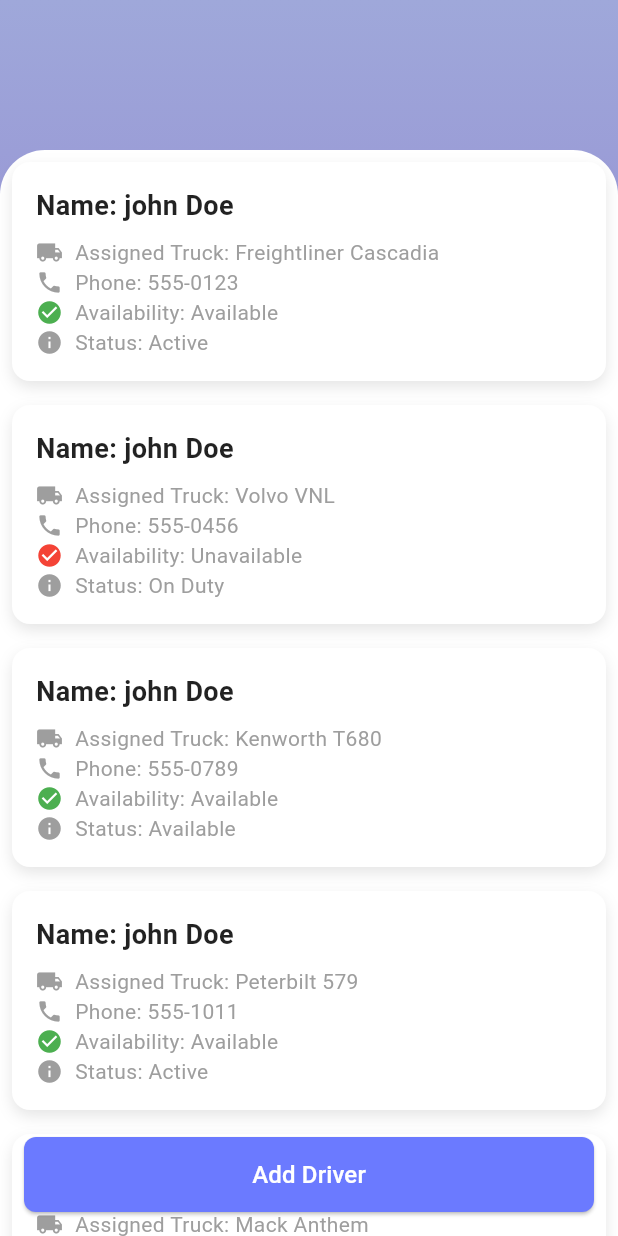
After one commit to kimemia21/qiu, a Flutter app: the Drivers screen opened directly, on a phone screen of 412 x 824 dp. The commit adds this screen. Run offline on Flutter 3.47's test engine with Material 3 defaults, Android fonts, the phone set to English and light mode, and no system bars; our stand-ins replace flutter_svg, get, google_fonts, persistent_bottom_nav_bar.

Commit message:
Done with drivers

```diff
--- a/lib/Models/DriverModel.dart
+++ b/lib/Models/DriverModel.dart
@@ -1,29 +1,33 @@
-class Drivermodel {
+// "mems"
+
+class drivermodel {
   final dynamic truck;
   final dynamic phone;
   final dynamic avaiable;
   final dynamic status;
+  final String name;
 
-  Drivermodel({
+  drivermodel({
     required this.truck,
     required this.phone,
     required this.avaiable,
     required this.status,
+    required  this.name
   });
 
-  factory Drivermodel.fromJson(Map<String, dynamic> json) {
+  factory drivermodel.fromJson(Map<String, dynamic> json) {
     json.forEach((key, value) {
       if (value == null) {
         print('The value for $key is null');
       }
     });
 
-
-    return Drivermodel(
+    return drivermodel(
       truck: json["truck"],
       phone: json["phone"],
       avaiable: json["avaiable"],
       status: json["status"],
+      name: json["name"]
     );
   }
 }
--- a/lib/views/widgets/Orders/orders.dart
+++ b/lib/views/widgets/Orders/orders.dart
@@ -11,11 +11,8 @@ class Orders extends StatefulWidget {
 }
 
 class _OrdersState extends State<Orders> {
-
-
   @override
   void initState() {
-
     super.initState();
   }
 
@@ -71,27 +68,23 @@ class _OrdersState extends State<Orders> {
                       return Center(child: CircularProgressIndicator());
                     } else if (snapshot.hasError) {
                       return Center(
-                            child: Text(
-                                'Error: ${snapshot.error}')); // Show error if any
+                          child: Text('Error: ${snapshot.error}')); // Show error if any
                     } else if (!snapshot.hasData || snapshot.data!.isEmpty) {
-                        return Center(
-                            child: Text(
-                                'No Orders Available')); // Show message if no data
+                      return Center(child: Text('No Orders Available')); // Show message if no data
                     }
 
-                      return  Container(
-                        height: 500,
-                        child: ListView.builder(
+                    return ListView.builder(
+                      physics: NeverScrollableScrollPhysics(), // Prevent scrolling within the ListView itself
+                      shrinkWrap: true, // Ensure the ListView only takes up as much space as needed
                       itemCount: snapshot.data!.length,
                       itemBuilder: (BuildContext context, int index) {
                         final order = snapshot.data![index];
-
-                            return OrderStatusWidget(model: order);
+                        return OrderStatusWidget(model: order); // Custom widget
+                      },
+                    );
                   },
                 ),
-                      );
-                    },
-                  )),
+              ),
             ),
           ),
         ],
--- /dev/null
+++ b/lib/views/widgets/drivers/drivers.dart
@@ -0,0 +1,119 @@
+import 'package:application/Models/DriverModel.dart';
+import 'package:application/views/widgets/globals.dart';
+import 'package:application/views/widgets/request/Req.dart';
+import 'package:flutter/material.dart';
+
+class Drivers extends StatefulWidget {
+  const Drivers({super.key});
+
+  @override
+  State<Drivers> createState() => _DriversState();
+}
+
+class _DriversState extends State<Drivers> {
+  @override
+  void initState() {
+    super.initState();
+  }
+
+  @override
+  Widget build(BuildContext context) {
+    return Scaffold(
+      body: Stack(
+        children: [
+          // Background gradient container
+          Container(
+            height: MediaQuery.of(context).size.height,
+            decoration: BoxDecoration(
+              gradient: LinearGradient(
+                begin: Alignment.topCenter,
+                end: Alignment.bottomCenter,
+                colors: [
+                  Color(0xFF9FA8DA),
+                  Color(0xFF7E57C2),
+                ],
+              ),
+            ),
+          ),
+
+          Positioned(
+            top: 100,
+            left: 0,
+            right: 0,
+            bottom: 0,
+            child: Container(
+              decoration: BoxDecoration(
+                color: Colors.white,
+                borderRadius: BorderRadius.only(
+                  topLeft: Radius.circular(30),
+                  topRight: Radius.circular(30),
+                ),
+              ),
+              child: SingleChildScrollView(
+                child: Column(
+                  children: [
+                    FutureBuilder<List<drivermodel>>(
+                      future: AppRequest.fetchDrivers(),
+                      builder: (BuildContext context,
+                          AsyncSnapshot<List<drivermodel>> snapshot) {
+                        if (snapshot.connectionState == ConnectionState.waiting) {
+                          return Center(child: CircularProgressIndicator());
+                        } else if (snapshot.hasError) {
+                          return Center(
+                              child: Text('Error: ${snapshot.error}'));
+                        } else if (!snapshot.hasData || snapshot.data!.isEmpty) {
+                          return Center(child: Text('No Drivers Available'));
+                        }
+
+                        return ListView.builder(
+                          physics: NeverScrollableScrollPhysics(), // Prevents scrolling
+                          shrinkWrap: true,
+                          itemCount: snapshot.data!.length,
+                          itemBuilder: (BuildContext context, int index) {
+                            final driver = snapshot.data![index];
+                            return DriverCard(model: driver);
+                          },
+                        );
+                      },
+                    ),
+                    const SizedBox(height: 12), // Space between content
+                  ],
+                ),
+              ),
+            ),
+          ),
+
+          // Fixed Add Driver Button
+          Positioned(
+            left: 16,
+            right: 16,
+            bottom: 16,
+            child: SizedBox(
+              width: double.infinity,
+              height: 50,
+              child: ElevatedButton(
+                onPressed: () {
+                  // Add your button action here
+                },
+                style: ElevatedButton.styleFrom(
+                  backgroundColor: const Color(0xFF6B7AFF),
+                  shape: RoundedRectangleBorder(
+                    borderRadius: BorderRadius.circular(8),
+                  ),
+                ),
+                child: const Text(
+                  'Add Driver',
+                  style: TextStyle(
+                    color: Colors.white,
+                    fontSize: 16,
+                    fontWeight: FontWeight.w500,
+                  ),
+                ),
+              ),
+            ),
+          ),
+        ],
+      ),
+    );
+  }
+}
--- a/lib/views/widgets/globals.dart
+++ b/lib/views/widgets/globals.dart
@@ -1,3 +1,4 @@
+import 'package:application/Models/DriverModel.dart';
 import 'package:application/Models/OrderModel.dart';
 import 'package:flutter/material.dart';
 import 'package:google_fonts/google_fonts.dart';
@@ -424,6 +425,87 @@ class OrderStatusWidget extends StatelessWidget {
 
 
 
+class DriverCard extends StatelessWidget {
+  final drivermodel model;
+
+  const DriverCard({
+    super.key,
+    required this.model,
+  });
+
+  @override
+  Widget build(BuildContext context) {
+    return Container(
+      margin: const EdgeInsets.all(8),
+      padding: const EdgeInsets.all(16),
+      decoration: BoxDecoration(
+        color: Colors.white,
+        borderRadius: BorderRadius.circular(12),
+        boxShadow: [
+          BoxShadow(
+            color: Colors.black.withOpacity(0.1),
+            blurRadius: 8,
+            offset: const Offset(0, 4),
+          ),
+        ],
+      ),
+      child: Column(
+        crossAxisAlignment: CrossAxisAlignment.start,
+        children: [
+          // Name
+          Text(
+            'Name: ${model.name}',
+            style: const TextStyle(
+              fontSize: 18,
+              fontWeight: FontWeight.bold,
+              color: Colors.black87,
+            ),
+          ),
+          const SizedBox(height: 8),
+
+          // Assigned Truck
+          _buildInfoRow(Icons.local_shipping, 'Assigned Truck: ${model.truck}'),
+
+          // Phone
+          _buildInfoRow(Icons.phone, 'Phone: ${model.phone}'),
+
+          // Availability
+          _buildInfoRow(
+            Icons.check_circle,
+            'Availability: ${model.avaiable? "Available" : "Unavailable"}',
+            color: model.avaiable ? Colors.green : Colors.red,
+          ),
+
+          // Status
+          _buildInfoRow(Icons.info, 'Status: ${model.status}'),
+        ],
+      ),
+    );
+  }
+
+  Widget _buildInfoRow(IconData icon, String text, {Color? color}) {
+    return Row(
+      children: [
+        Icon(
+          icon,
+          color: color ?? Colors.grey,
+          size: 18,
+        ),
+        const SizedBox(width: 8),
+        Expanded(
+          child: Text(
+            text,
+            style: const TextStyle(
+              color: Colors.grey,
+              fontSize: 14,
+            ),
+          ),
+        ),
+      ],
+    );
+  }
+}
+
 List<Map<String, dynamic>> dummyData = [
   {
     "status": "FULFILLED", // Changed from "delivered"
@@ -461,3 +543,45 @@ List<Map<String, dynamic>> dummyData = [
     "price": 300.00
   }
 ];
+
+List driversDummy = [
+  {
+    "truck": "Freightliner Cascadia",
+    "phone": "555-0123",
+    "avaiable": true,
+    "status": "Active",
+    "name":"john Doe",
+  },
+  {
+    "truck": "Volvo VNL",
+    "phone": "555-0456",
+    "avaiable": false,
+    "status": "On Duty",
+
+    "name":"john Doe",
+  },
+  {
+    "truck": "Kenworth T680",
+    "phone": "555-0789",
+    "avaiable": true,
+    "status": "Available",
+
+    "name":"john Doe",
+  },
+  {
+    "truck": "Peterbilt 579",
+    "phone": "555-1011",
+    "avaiable": true,
+    "status": "Active",
+
+    "name":"john Doe",
+  },
+  {
+    "truck": "Mack Anthem",
+    "phone": "555-1213",
+    "avaiable": false,
+    "status": "Under Maintenance",
+
+    "name":"john Doe",
+  }
+];
--- a/lib/views/widgets/homepage/HomePage.dart
+++ b/lib/views/widgets/homepage/HomePage.dart
@@ -1,5 +1,8 @@
+import 'package:application/views/widgets/Orders/orders.dart';
+import 'package:application/views/widgets/drivers/drivers.dart';
 import 'package:application/views/widgets/globals.dart';
 import 'package:flutter/material.dart';
+import 'package:persistent_bottom_nav_bar/persistent_bottom_nav_bar.dart';
 
 class Homepage extends StatefulWidget {
   const Homepage({super.key});
@@ -83,7 +86,8 @@ class _HomepageState extends State<Homepage> {
 
           // Scrollable content
           Positioned(
-            top: 250, // Should match the white container's top position + some padding
+            top:
+                250, // Should match the white container's top position + some padding
             left: 0,
             right: 0,
             bottom: 0,
@@ -115,7 +119,8 @@ class _HomepageState extends State<Homepage> {
                       width: MediaQuery.of(context).size.width * 0.95,
                       decoration: BoxDecoration(
                         color: Colors.blue[100],
-                        borderRadius: BorderRadiusDirectional.all(Radius.circular(20)),
+                        borderRadius:
+                            BorderRadiusDirectional.all(Radius.circular(20)),
                       ),
                       child: ListTile(
                         leading: Icon(Icons.details_outlined),
@@ -145,7 +150,10 @@ class _HomepageState extends State<Homepage> {
                       text: 'Manage My Orders',
                       icon: Icons.list_alt_outlined,
                       onPressed: () {
-                        // Handle navigation to manage orders
+                          PersistentNavBarNavigator.pushNewScreen(
+                          withNavBar: true,
+                          context,
+                            screen: Orders());
                       },
                       iconColor: Theme.of(context).primaryColor,
                     ),
@@ -163,6 +171,10 @@ class _HomepageState extends State<Homepage> {
                       text: 'My Drivers',
                       icon: Icons.person_outline,
                       onPressed: () {
+                        PersistentNavBarNavigator.pushNewScreen(
+                          withNavBar: true,
+                          context,
+                            screen: Drivers());
                         // Handle navigation to My Drivers
                       },
                       iconColor: Theme.of(context).primaryColor,
--- a/lib/views/widgets/request/Req.dart
+++ b/lib/views/widgets/request/Req.dart
@@ -1,3 +1,7 @@
+
+// import 'package:application/Models/DriverModel.dart';
+// import 'package:application/Models/Drivermodel.dart';
+import 'package:application/Models/DriverModel.dart';
 import 'package:application/Models/OrderModel.dart';
 import 'package:application/views/widgets/globals.dart';
 
@@ -7,4 +11,14 @@ class AppRequest {
         dummyData.map((orders) => Ordermodel.fromJson(orders)).toList();
     return Future.value(orders);
   }
+
+static Future<List<drivermodel>> fetchDrivers() {
+    final  drivers = driversDummy.map((drivers) => drivermodel.fromJson(drivers)).toList();
+     return Future.value(drivers);
+  }
+
+// static Future<List<drivermodel>> fetchDrivers() {
+//     final  drivers = driversDummy.map((drivers) => Drivermodel.fromJson(drivers)).toList();
+// //     return Future.value(drivers);
+//   }
 }
```
Lines whose indentation alone changed are shown as unchanged.
